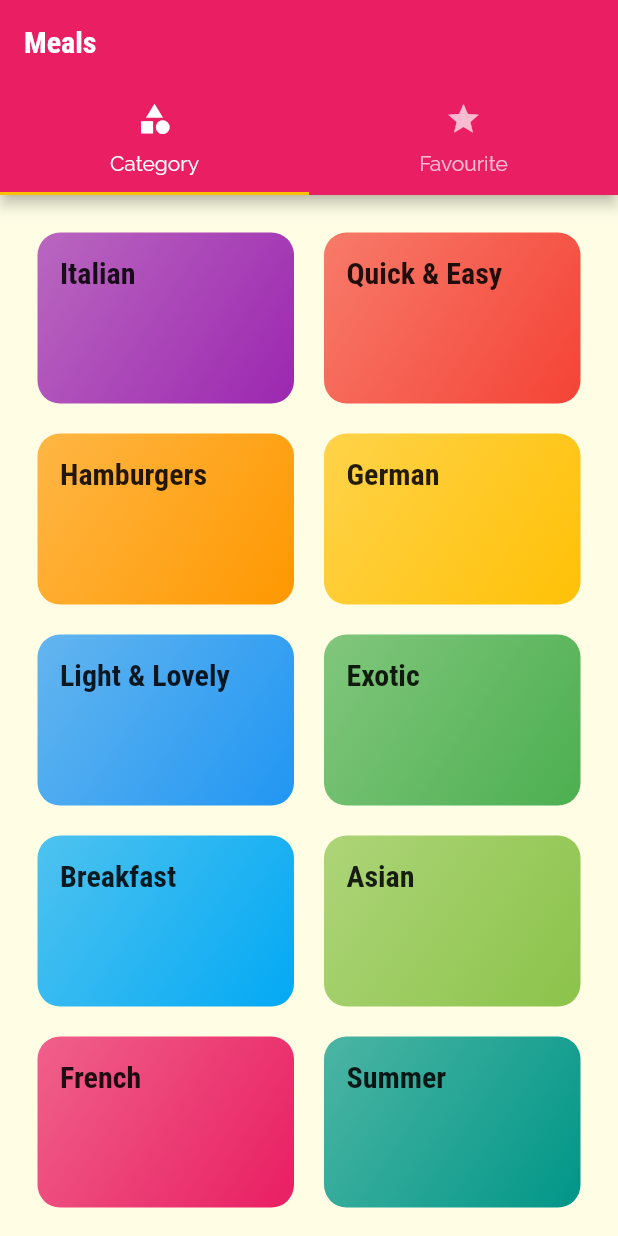
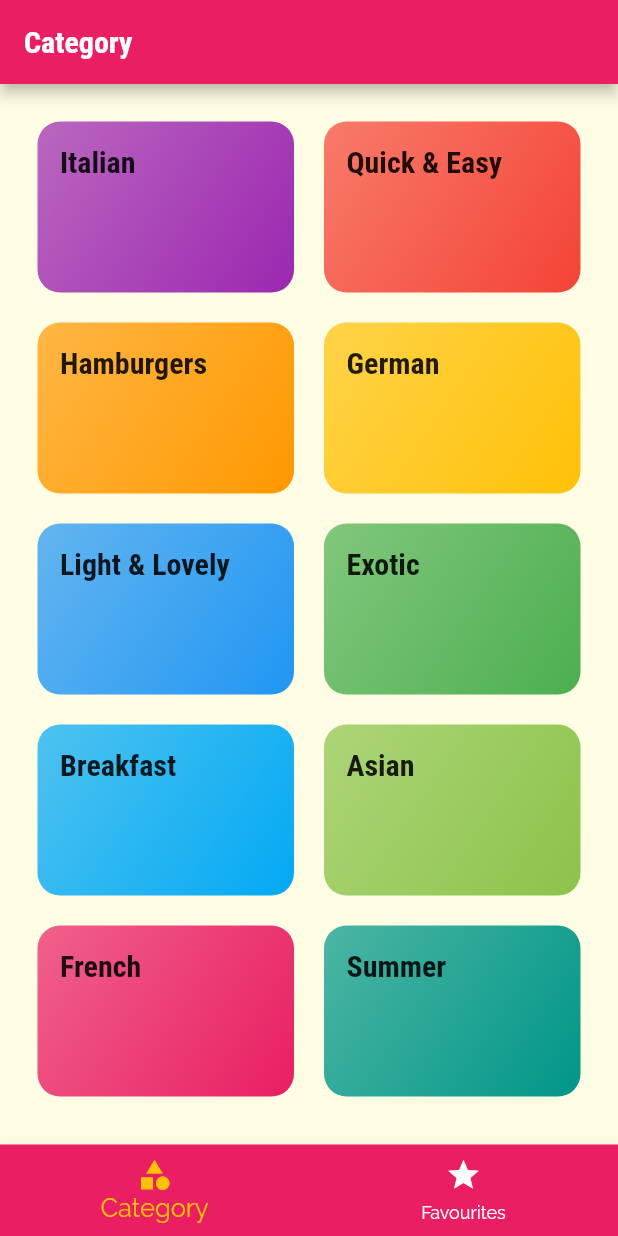
Before and after one commit to MariamGad/meals_app, a Flutter app: the screen it shows after launch, on a phone screen of 412 x 824 dp. Run offline on Flutter 3.47's test engine with Material 2 defaults, Android fonts, the phone set to English and light mode, and no system bars.

```diff
--- a/lib/screens/tabs_screen.dart
+++ b/lib/screens/tabs_screen.dart
@@ -10,32 +10,55 @@ class TabsScreen extends StatefulWidget {
 }
 
 class _TabsScreenState extends State<TabsScreen> {
+  final List<Map<String, Widget>> _page = [
+    {
+      'page': CategoriesScreen(),
+      'title': Text('Category'),
+    },
+    {
+      'page': FavouritesScreen(),
+      'title': Text('Your Favourites'),
+    },
+  ];
+  int _selectedPageIndex = 0;
+  void _selectedPage(int index) {
+    setState(() {
+      _selectedPageIndex = index;
+    });
+  }
+
   @override
   Widget build(BuildContext context) {
-    return DefaultTabController(
-      length: 2,
-      child: Scaffold(
-        appBar: AppBar(
-          title: Text('Meals'),
-          bottom: TabBar(
-            tabs: [
-              Tab(
-                icon: Icon(Icons.category),
-                text: 'Category',
-              ),
-              Tab(
-                icon: Icon(Icons.star),
-                text: 'Favourite',
-              ),
-            ],
+    return Scaffold(
+      appBar: AppBar(
+        title: _page[_selectedPageIndex]['title'],
+      ),
+      body: _page[_selectedPageIndex]['page'],
+      bottomNavigationBar: BottomNavigationBar(
+        backgroundColor: Theme.of(context).primaryColor,
+        unselectedItemColor: Colors.white,
+        selectedItemColor: Theme.of(context).accentColor,
+        selectedFontSize: 17.0,
+        currentIndex: _selectedPageIndex,
+        onTap: _selectedPage,
+        items: [
+          BottomNavigationBarItem(
+            icon: Icon(
+              Icons.category,
+            ),
+            title: Text(
+              'Category',
+            ),
           ),
-        ),
-        body: TabBarView(
-          children: [
-            CategoriesScreen(),
-            FavouritesScreen(),
-          ],
-        ),
+          BottomNavigationBarItem(
+            icon: Icon(
+              Icons.star,
+            ),
+            title: Text(
+              'Favourites',
+            ),
+          ),
+        ],
       ),
     );
   }
```
